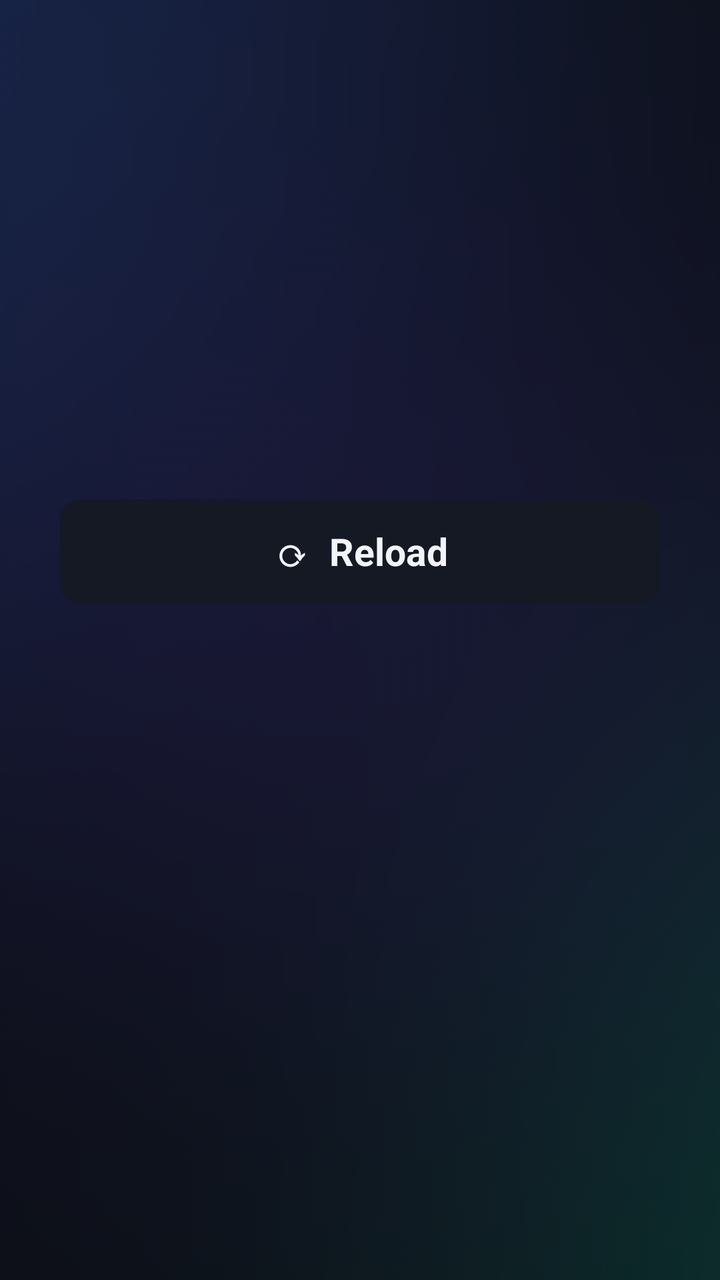
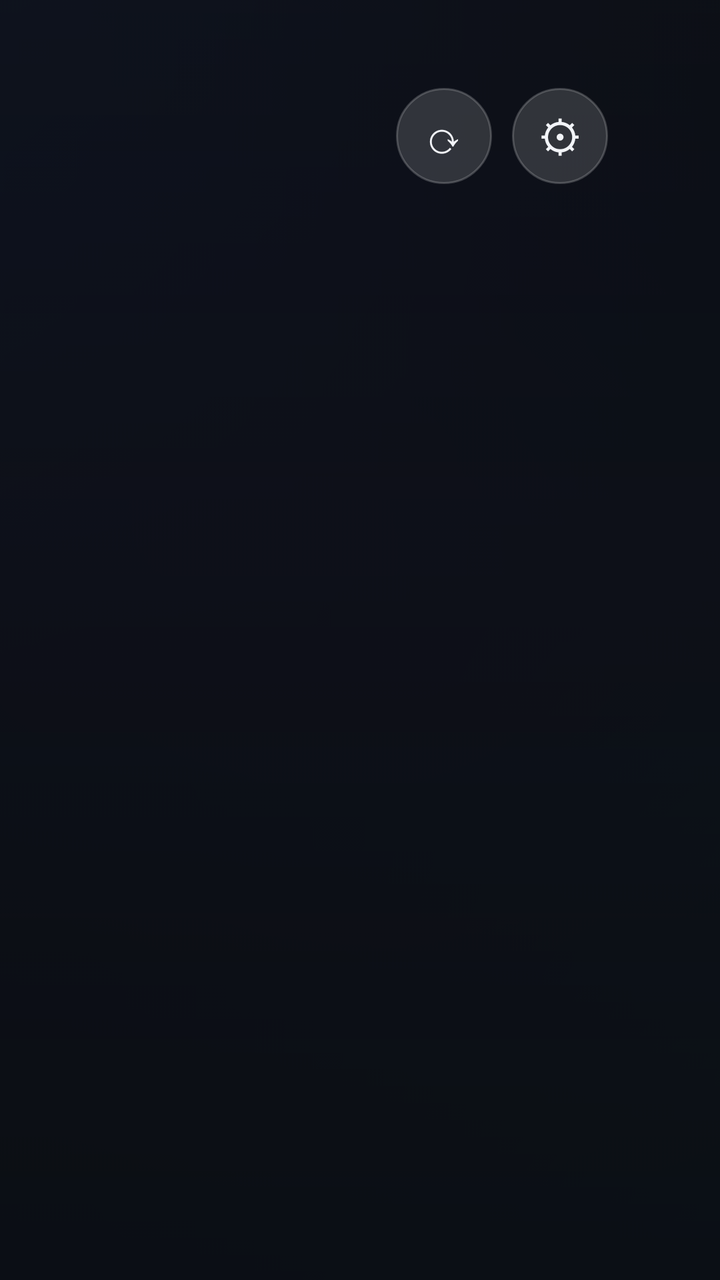

Compare the two renders of this Android layout. The source of the first and the diff that turns it into the second are given below.
<!-- AndroidManifest.xml: application theme AppTheme -->
<!-- res/layout/activity_home.xml -->
<?xml version="1.0" encoding="utf-8"?>
<FrameLayout xmlns:android="http://schemas.android.com/apk/res/android"
    android:layout_width="match_parent" android:layout_height="match_parent" android:background="@color/bg">
    <ImageView android:layout_width="match_parent" android:layout_height="match_parent"
        android:src="@drawable/home_bg" android:scaleType="centerCrop" android:alpha="0.9"/>
    <ScrollView android:layout_width="match_parent" android:layout_height="match_parent" android:fillViewport="true">
    <LinearLayout android:id="@+id/homeCol" android:layout_width="match_parent" android:layout_height="wrap_content"
        android:orientation="vertical" android:gravity="center_horizontal" android:paddingTop="48dp" android:paddingBottom="60dp">
        <TextView android:id="@+id/logo" android:layout_width="wrap_content" android:layout_height="wrap_content"
            android:textSize="46sp" android:textStyle="bold" android:letterSpacing="0.04"/>
        <TextView android:id="@+id/clock" android:layout_width="wrap_content" android:layout_height="wrap_content"
            android:textColor="@color/text2" android:textSize="18sp" android:layout_marginTop="4dp"/>
        <HorizontalScrollView android:id="@+id/tilesScroll" android:layout_width="wrap_content" android:layout_height="wrap_content"
            android:layout_marginTop="56dp" android:scrollbars="none" android:clipToPadding="false">
            <LinearLayout android:id="@+id/tiles" android:layout_width="wrap_content" android:layout_height="wrap_content"
                android:orientation="horizontal" android:paddingTop="6dp" android:paddingBottom="6dp"/>
        </HorizontalScrollView>
        <TextView android:id="@+id/reload" android:layout_width="300dp" android:layout_height="52dp"
            android:layout_marginTop="44dp" android:background="@drawable/item_bg" android:focusable="true"
            android:gravity="center" android:text="⟳  Reload" android:textSize="19sp" android:textStyle="bold"
            android:duplicateParentState="false"/>
    </LinearLayout>
    </ScrollView>
    <TextView android:id="@+id/footer" android:layout_width="wrap_content" android:layout_height="wrap_content"
        android:layout_gravity="bottom|start" android:layout_margin="24dp" android:textColor="@color/text2" android:textSize="14sp"/>
    <TextView android:id="@+id/status" android:layout_width="wrap_content" android:layout_height="wrap_content"
        android:layout_gravity="bottom|end" android:layout_margin="24dp" android:textColor="@color/text2" android:textSize="14sp"/>
</FrameLayout>
<!-- resources referenced by this layout -->
<resources>
  <color name="bg">#0B0E14</color>
  <color name="text2">#9AA3B5</color>
  <!-- drawable home_bg: png bitmap (drawable-nodpi, 54573 bytes) -->
  <!-- drawable item_bg (drawable) -->
  <selector xmlns:android="http://schemas.android.com/apk/res/android">
      <item android:state_focused="true"><shape><solid android:color="@color/focus"/><corners android:radius="10dp"/></shape></item>
      <item android:state_activated="true"><shape><solid android:color="@color/panel2"/><corners android:radius="10dp"/><stroke android:width="2dp" android:color="@color/accent"/></shape></item>
      <item><shape><solid android:color="@color/panel"/><corners android:radius="10dp"/></shape></item>
  </selector>
  <style name="AppTheme" parent="Theme.AppCompat.NoActionBar">
          <item name="android:windowBackground">@color/bg</item>
          <item name="android:windowFullscreen">true</item>
          <item name="colorAccent">@color/accent</item>
          <item name="android:textColor">@color/text</item>
      </style>
  <color name="focus">#F2F4F8</color>
  <color name="panel2">#1B2130</color>
  <color name="accent">#00D68F</color>
  <color name="panel">#141923</color>
  <color name="text">#F2F4F8</color>
</resources>

<!-- the commit's change to res/layout/activity_home.xml (unified diff, before → after) -->
@@ -2,27 +2,51 @@
 <FrameLayout xmlns:android="http://schemas.android.com/apk/res/android"
     android:layout_width="match_parent" android:layout_height="match_parent" android:background="@color/bg">
     <ImageView android:layout_width="match_parent" android:layout_height="match_parent"
-        android:src="@drawable/home_bg" android:scaleType="centerCrop" android:alpha="0.9"/>
-    <ScrollView android:layout_width="match_parent" android:layout_height="match_parent" android:fillViewport="true">
+        android:src="@drawable/home_bg" android:scaleType="centerCrop" android:alpha="0.55"/>
+    <View android:layout_width="match_parent" android:layout_height="match_parent" android:background="@drawable/home_scrim"/>
+    <ScrollView android:layout_width="match_parent" android:layout_height="match_parent" android:fillViewport="true"
+        android:scrollbars="none">
     <LinearLayout android:id="@+id/homeCol" android:layout_width="match_parent" android:layout_height="wrap_content"
-        android:orientation="vertical" android:gravity="center_horizontal" android:paddingTop="48dp" android:paddingBottom="60dp">
-        <TextView android:id="@+id/logo" android:layout_width="wrap_content" android:layout_height="wrap_content"
-            android:textSize="46sp" android:textStyle="bold" android:letterSpacing="0.04"/>
-        <TextView android:id="@+id/clock" android:layout_width="wrap_content" android:layout_height="wrap_content"
-            android:textColor="@color/text2" android:textSize="18sp" android:layout_marginTop="4dp"/>
-        <HorizontalScrollView android:id="@+id/tilesScroll" android:layout_width="wrap_content" android:layout_height="wrap_content"
-            android:layout_marginTop="56dp" android:scrollbars="none" android:clipToPadding="false">
-            <LinearLayout android:id="@+id/tiles" android:layout_width="wrap_content" android:layout_height="wrap_content"
-                android:orientation="horizontal" android:paddingTop="6dp" android:paddingBottom="6dp"/>
+        android:orientation="vertical" android:paddingStart="56dp" android:paddingEnd="56dp" android:paddingTop="36dp" android:paddingBottom="56dp">
+        
+        <LinearLayout android:layout_width="match_parent" android:layout_height="wrap_content" android:orientation="horizontal"
+            android:gravity="center_vertical">
+            <LinearLayout android:layout_width="0dp" android:layout_weight="1" android:layout_height="wrap_content" android:orientation="vertical">
+                <TextView android:id="@+id/logo" android:layout_width="wrap_content" android:layout_height="wrap_content"
+                    android:textSize="30sp" android:textStyle="bold" android:letterSpacing="0.06" android:textColor="@color/text"/>
+                <TextView android:id="@+id/hello" android:layout_width="wrap_content" android:layout_height="wrap_content"
+                    android:textColor="@color/text2" android:textSize="15sp" android:layout_marginTop="2dp"/>
+            </LinearLayout>
+            <LinearLayout android:layout_width="wrap_content" android:layout_height="wrap_content" android:orientation="vertical"
+                android:gravity="end" android:layout_marginEnd="20dp">
+                <TextView android:id="@+id/clock" android:layout_width="wrap_content" android:layout_height="wrap_content"
+                    android:textColor="@color/text" android:textSize="34sp" android:fontFamily="sans-serif-light"/>
+                <TextView android:id="@+id/date" android:layout_width="wrap_content" android:layout_height="wrap_content"
+                    android:textColor="@color/text2" android:textSize="14sp"/>
+            </LinearLayout>
+            <TextView android:id="@+id/reload" android:layout_width="48dp" android:layout_height="48dp"
+                android:background="@drawable/chip_bg" android:focusable="true" android:clickable="true"
+                android:gravity="center" android:text="⟳" android:textSize="22sp" android:textColor="@color/on_focus"/>
+            <TextView android:id="@+id/settingsChip" android:layout_width="48dp" android:layout_height="48dp" android:layout_marginStart="10dp"
+                android:background="@drawable/chip_bg" android:focusable="true" android:clickable="true"
+                android:gravity="center" android:text="⚙" android:textSize="22sp" android:textColor="@color/on_focus"/>
+        </LinearLayout>
+
+        <HorizontalScrollView android:layout_width="match_parent" android:layout_height="wrap_content"
+            android:layout_marginTop="34dp" android:scrollbars="none" android:clipToPadding="false" android:clipChildren="false">
+            <LinearLayout android:id="@+id/bigRow" android:layout_width="wrap_content" android:layout_height="wrap_content"
+                android:orientation="horizontal" android:clipChildren="false" android:paddingTop="10dp" android:paddingBottom="10dp"/>
         </HorizontalScrollView>
-        <TextView android:id="@+id/reload" android:layout_width="300dp" android:layout_height="52dp"
-            android:layout_marginTop="44dp" android:background="@drawable/item_bg" android:focusable="true"
-            android:gravity="center" android:text="⟳  Reload" android:textSize="19sp" android:textStyle="bold"
-            android:duplicateParentState="false"/>
+
+        <HorizontalScrollView android:layout_width="match_parent" android:layout_height="wrap_content"
+            android:layout_marginTop="14dp" android:scrollbars="none" android:clipToPadding="false" android:clipChildren="false">
+            <LinearLayout android:id="@+id/smallRow" android:layout_width="wrap_content" android:layout_height="wrap_content"
+                android:orientation="horizontal" android:clipChildren="false" android:paddingTop="8dp" android:paddingBottom="8dp"/>
+        </HorizontalScrollView>
     </LinearLayout>
     </ScrollView>
     <TextView android:id="@+id/footer" android:layout_width="wrap_content" android:layout_height="wrap_content"
-        android:layout_gravity="bottom|start" android:layout_margin="24dp" android:textColor="@color/text2" android:textSize="14sp"/>
+        android:layout_gravity="bottom|start" android:layout_marginStart="56dp" android:layout_marginBottom="22dp" android:textColor="@color/text2" android:textSize="13sp" android:alpha="0.8"/>
     <TextView android:id="@+id/status" android:layout_width="wrap_content" android:layout_height="wrap_content"
-        android:layout_gravity="bottom|end" android:layout_margin="24dp" android:textColor="@color/text2" android:textSize="14sp"/>
+        android:layout_gravity="bottom|end" android:layout_marginEnd="56dp" android:layout_marginBottom="22dp" android:textColor="@color/text2" android:textSize="13sp" android:alpha="0.8"/>
 </FrameLayout>
<!-- resource entries referenced after the edit -->
@@ -2,23 +2,25 @@
 <resources>
   <color name="bg">#0B0E14</color>
   <color name="text2">#9AA3B5</color>
+  <!-- drawable chip_bg (drawable) -->
+  <?xml version="1.0" encoding="utf-8"?>
+  <selector xmlns:android="http://schemas.android.com/apk/res/android">
+      <item android:state_focused="true"><shape android:shape="oval"><solid android:color="#F2F4F8"/></shape></item>
+      <item><shape android:shape="oval"><solid android:color="#26FFFFFF"/><stroke android:width="1dp" android:color="#33FFFFFF"/></shape></item>
+  </selector>
   <!-- drawable home_bg: png bitmap (drawable-nodpi, 54573 bytes) -->
-  <!-- drawable item_bg (drawable) -->
-  <selector xmlns:android="http://schemas.android.com/apk/res/android">
-      <item android:state_focused="true"><shape><solid android:color="@color/focus"/><corners android:radius="10dp"/></shape></item>
-      <item android:state_activated="true"><shape><solid android:color="@color/panel2"/><corners android:radius="10dp"/><stroke android:width="2dp" android:color="@color/accent"/></shape></item>
-      <item><shape><solid android:color="@color/panel"/><corners android:radius="10dp"/></shape></item>
-  </selector>
+  <!-- drawable home_scrim (drawable) -->
+  <?xml version="1.0" encoding="utf-8"?>
+  <shape xmlns:android="http://schemas.android.com/apk/res/android">
+      <gradient android:angle="270" android:startColor="#B30B0E14" android:centerColor="#CC0B0E14" android:endColor="#F20B0E14"/>
+  </shape>
   <style name="AppTheme" parent="Theme.AppCompat.NoActionBar">
           <item name="android:windowBackground">@color/bg</item>
           <item name="android:windowFullscreen">true</item>
           <item name="colorAccent">@color/accent</item>
           <item name="android:textColor">@color/text</item>
       </style>
-  <color name="focus">#F2F4F8</color>
-  <color name="panel2">#1B2130</color>
   <color name="accent">#00D68F</color>
-  <color name="panel">#141923</color>
   <color name="text">#F2F4F8</color>
 </resources>
 
